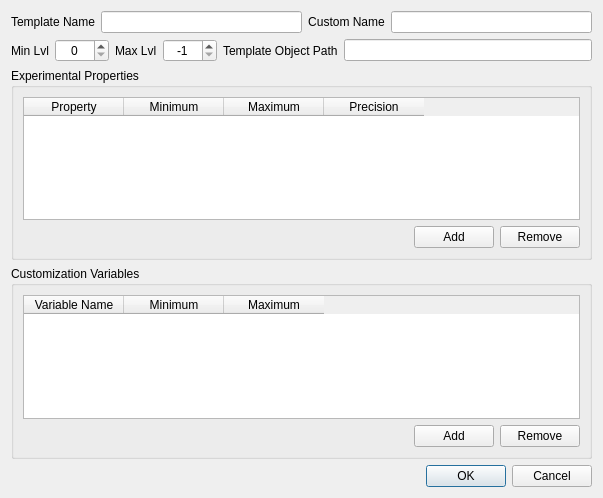
TheAnswer/Tools, file WorldSpawnerTool/lootitemeditor.ui: the form before one commit.
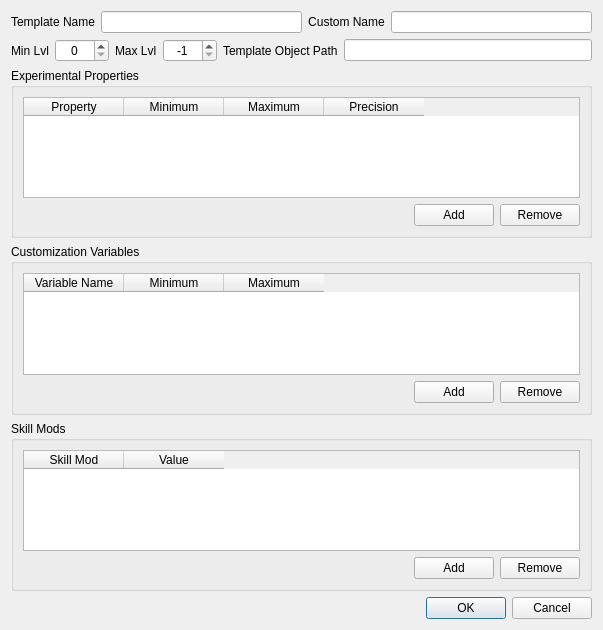
The form after the commit.

Commit message: (tools) [added] possibility to give loot items skill mods.

```diff
--- a/WorldSpawnerTool/lootitemeditor.ui
+++ b/WorldSpawnerTool/lootitemeditor.ui
@@ -7,7 +7,7 @@
     <x>0</x>
     <y>0</y>
     <width>603</width>
-    <height>498</height>
+    <height>630</height>
    </rect>
   </property>
   <property name="windowTitle">
@@ -244,7 +244,7 @@
           </property>
           <property name="sizeHint" stdset="0">
            <size>
-            <width>40</width>
+            <width>20</width>
             <height>20</height>
            </size>
           </property>
@@ -269,6 +269,81 @@
      </layout>
     </widget>
    </item>
+   <item>
+    <widget class="QGroupBox" name="verticalGroupBox">
+     <property name="title">
+      <string>Skill Mods</string>
+     </property>
+     <layout class="QVBoxLayout" name="verticalLayout_4">
+      <property name="margin">
+       <number>9</number>
+      </property>
+      <item>
+       <widget class="QTableWidget" name="tableWidget_SkillMods">
+        <property name="alternatingRowColors">
+         <bool>true</bool>
+        </property>
+        <property name="selectionMode">
+         <enum>QAbstractItemView::SingleSelection</enum>
+        </property>
+        <property name="selectionBehavior">
+         <enum>QAbstractItemView::SelectItems</enum>
+        </property>
+        <attribute name="verticalHeaderVisible">
+         <bool>false</bool>
+        </attribute>
+        <attribute name="verticalHeaderDefaultSectionSize">
+         <number>20</number>
+        </attribute>
+        <attribute name="verticalHeaderMinimumSectionSize">
+         <number>20</number>
+        </attribute>
+        <column>
+         <property name="text">
+          <string>Skill Mod</string>
+         </property>
+        </column>
+        <column>
+         <property name="text">
+          <string>Value</string>
+         </property>
+        </column>
+       </widget>
+      </item>
+      <item>
+       <layout class="QHBoxLayout" name="horizontalLayout">
+        <item>
+         <spacer name="horizontalSpacer_3">
+          <property name="orientation">
+           <enum>Qt::Horizontal</enum>
+          </property>
+          <property name="sizeHint" stdset="0">
+           <size>
+            <width>40</width>
+            <height>20</height>
+           </size>
+          </property>
+         </spacer>
+        </item>
+        <item>
+         <widget class="QPushButton" name="pushButton_AddSkillMod">
+          <property name="text">
+           <string>Add</string>
+          </property>
+         </widget>
+        </item>
+        <item>
+         <widget class="QPushButton" name="pushButton_RemoveSkillMod">
+          <property name="text">
+           <string>Remove</string>
+          </property>
+         </widget>
+        </item>
+       </layout>
+      </item>
+     </layout>
+    </widget>
+   </item>
    <item>
     <widget class="QDialogButtonBox" name="buttonBox">
      <property name="orientation">
```
The commit also changes 5 other files.
